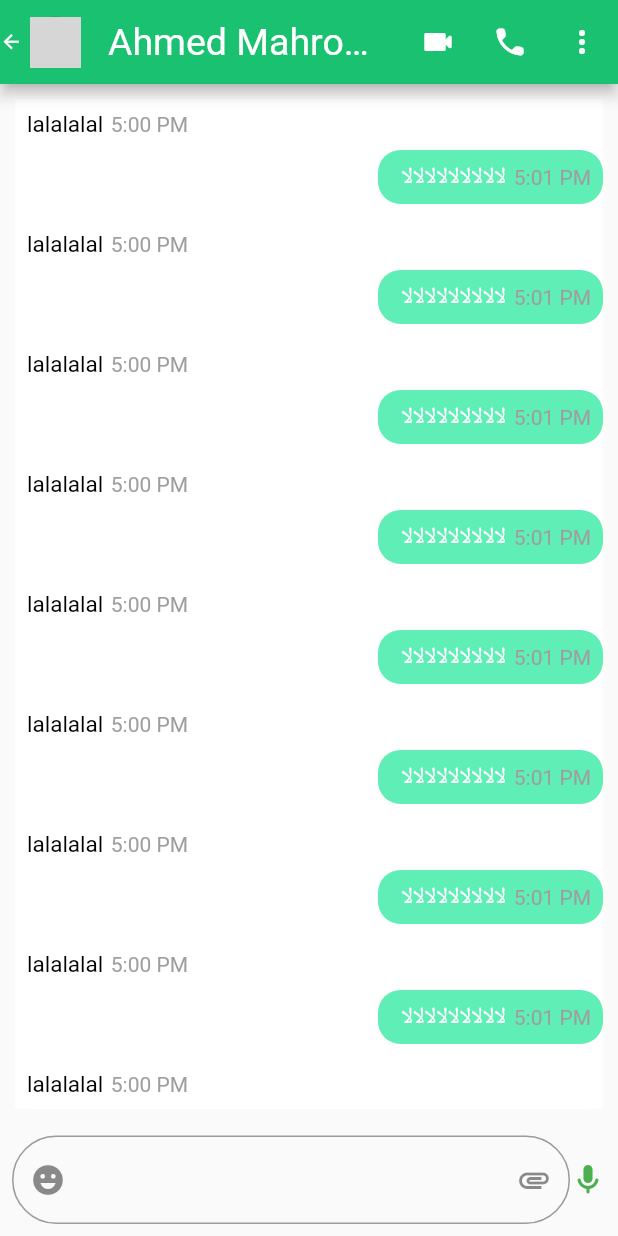
After one commit to ahmedalgzery/WhatsApp-design, a Flutter app: the screen it shows after launch, after a tap on "Ahmed Mahrous", on a phone screen of 412 x 824 dp. The commit adds this screen. Run offline on Flutter 3.47's test engine with Material 2 defaults, Android fonts, the phone set to English and light mode, and no system bars; our stand-ins replace camera, flutter_bloc; network calls fail; grey boxes are pictures that could not be loaded.

Commit message:
add conversation screen

```diff
--- a/WhatsApp/lib/main.dart
+++ b/WhatsApp/lib/main.dart
@@ -1,6 +1,6 @@
 import 'package:camera/camera.dart';
 import 'package:flutter/material.dart';
-import 'package:screens/layout/homeScreen.dart';
+import 'package:screens/layout/homescreen.dart';
 List<CameraDescription> ?cameras;
 void main()  {
 
@@ -18,12 +18,14 @@ class MyApp extends StatelessWidget {
       debugShowCheckedModeBanner: false,
       theme: ThemeData(
         appBarTheme: const AppBarTheme(
+
           backgroundColor: Color.fromARGB(255, 25, 193, 112),
           titleTextStyle: TextStyle(
             fontSize: 25.0,
             color: Color.fromARGB(199, 255, 255, 255),
           ),
         ),
+        backgroundColor: Colors.white,
         primarySwatch: Colors.green,
       ),
       home: const whatsApp(),
--- a/WhatsApp/lib/modules/chatscreen/chatScreen.dart
+++ b/WhatsApp/lib/modules/chatscreen/chatScreen.dart
@@ -1,6 +1,8 @@
 // ignore_for_file: file_names, camel_case_types
 
 import 'package:flutter/material.dart';
+import 'package:screens/modules/conversation/conversationScreen.dart';
+
 class chats extends StatelessWidget {
   const chats({Key? key}) : super(key: key);
 
@@ -13,6 +15,14 @@ class chats extends StatelessWidget {
                 shrinkWrap: true,
                 itemBuilder: (context, insex) => Padding(
                       padding: const EdgeInsets.all(15.0),
+                      child: InkWell(
+                        onTap: () {
+                          Navigator.push(
+                            context,
+                            MaterialPageRoute(
+                                builder: (context) => const conversation()),
+                          );
+                        },
                         child: Row(
                           children: [
                             const CircleAvatar(
@@ -71,6 +81,7 @@ class chats extends StatelessWidget {
                           ],
                         ),
                       ),
+                    ),
                 separatorBuilder: (context, index) => const SizedBox(
                       height: 10.0,
                     ),
--- /dev/null
+++ b/WhatsApp/lib/modules/conversation/conversationScreen.dart
@@ -0,0 +1,156 @@
+// ignore_for_file: camel_case_types, file_names
+
+import 'package:flutter/material.dart';
+
+class conversation extends StatelessWidget {
+  const conversation({Key? key}) : super(key: key);
+
+  @override
+  Widget build(BuildContext context) {
+    return Scaffold(
+      appBar: AppBar(
+        leading: Row(
+          children: [
+            InkWell(
+                onTap: () {
+                  Navigator.pop(context);
+                },
+                child: const Icon(
+                  Icons.arrow_back,
+                  size: 15.0,
+                )),
+            const SizedBox(
+              width: 5.0,
+            ),
+            const CircleAvatar(
+              radius: 17.0,
+              backgroundImage: NetworkImage(
+                'https://avatars.githubusercontent.com/u/91349139?v=4',
+              ),
+            ),
+          ],
+        ),
+        title: const Text(
+          'Ahmed Mahrous',
+          style: TextStyle(
+            color: Colors.white,
+          ),
+        ),
+        actions: [
+          IconButton(
+              onPressed: () {}, icon: const Icon(Icons.videocam_rounded)),
+          IconButton(onPressed: () {}, icon: const Icon(Icons.call_rounded)),
+          IconButton(
+              onPressed: () {}, icon: const Icon(Icons.more_vert_rounded)),
+        ],
+      ),
+      body: Padding(
+        padding: const EdgeInsets.all(10.0),
+        child: Container(
+            color: Colors.white,
+            width: double.infinity,
+            child: ListView.separated(
+                itemBuilder: ((context, index) => Column(
+                      crossAxisAlignment: CrossAxisAlignment.end,
+                      children: [
+                        Container(
+                          decoration: BoxDecoration(
+                              borderRadius: BorderRadius.circular(15.0),
+                              color: Colors.white),
+                          child: Padding(
+                            padding: const EdgeInsets.all(8.0),
+                            child: Column(
+                              crossAxisAlignment: CrossAxisAlignment.start,
+                              children: [
+                                Row(
+                                  children: const [
+                                    Text(
+                                      'lalalalal',
+                                      style: TextStyle(
+                                        fontSize: 15.0,
+                                        color: Colors.black,
+                                      ),
+                                    ),
+                                    SizedBox(
+                                      width: 5.0,
+                                    ),
+                                    Text(
+                                      '5:00 PM',
+                                      style: TextStyle(
+                                        color: Colors.grey,
+                                      ),
+                                    ),
+                                  ],
+                                ),
+                              ],
+                            ),
+                          ),
+                        ),
+                        Container(
+                          decoration: BoxDecoration(
+                            borderRadius: BorderRadius.circular(15.0),
+                            color: const Color.fromARGB(255, 95, 239, 182),
+                          ),
+                          width: 150.0,
+                          child: Padding(
+                            padding: const EdgeInsets.all(8.0),
+                            child: Column(
+                              crossAxisAlignment: CrossAxisAlignment.end,
+                              children: [
+                                Row(
+                                  mainAxisAlignment: MainAxisAlignment.end,
+                                  children: const [
+                                    Text(
+                                      'لالالالالالالالالا',
+                                      style: TextStyle(
+                                        fontSize: 15.0,
+                                        color: Colors.white,
+                                      ),
+                                    ),
+                                    SizedBox(
+                                      width: 5.0,
+                                    ),
+                                    Text(
+                                      '5:01 PM',
+                                      style: TextStyle(
+                                        color: Colors.grey,
+                                      ),
+                                    ),
+                                  ],
+                                ),
+                              ],
+                            ),
+                          ),
+                        ),
+                      ],
+                    )),
+                separatorBuilder: (context, index) => const SizedBox(
+                      height: 10.0,
+                    ),
+                itemCount: 30)),
+      ),
+      bottomNavigationBar: Padding(
+        padding: const EdgeInsets.all(8.0),
+        child: Row(
+          children: [
+            Expanded(
+              child: TextFormField(
+                decoration: InputDecoration(
+                  prefixIcon: const Icon(Icons.emoji_emotions),
+                  suffixIcon: const Icon(Icons.attachment),
+                  border: OutlineInputBorder(
+                      borderRadius: BorderRadius.circular(30.0)),
+                  //Icon(Icons.camera_alt_rounded)
+                ),
+              ),
+            ),
+            const Icon(
+              Icons.mic_rounded,
+              color: Colors.green,
+            ),
+          ],
+        ),
+      ),
+    );
+  }
+}
```
Lines whose indentation alone changed are shown as unchanged.
